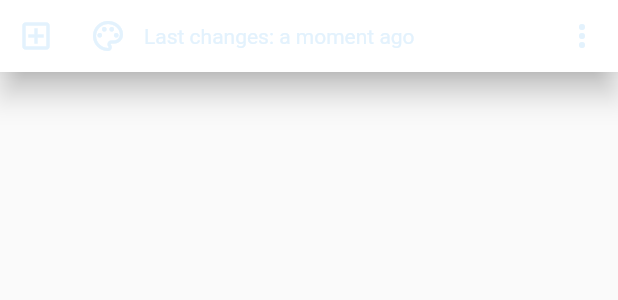
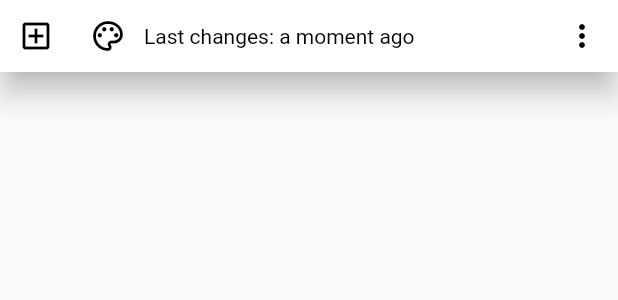
Before and after one commit to DenisManuch/notes_app, a Flutter app: the BottomNavigationBarWidget widget shown alone on an empty page, opened directly, on a phone screen of 412 x 824 dp. Shown: the top 300 px of the screen. Run offline on Flutter 3.47's test engine with Material 2 defaults, Android fonts, the phone set to English and light mode, and no system bars; our stand-ins replace auto_size_text, supabase_flutter, timeago; missing offline and left inert: help_ukraine_widget; accounts and stored records are empty; network calls fail.

Commit message:
corrected colorScheme

```diff
--- a/lib/core/provider/task_provider.dart
+++ b/lib/core/provider/task_provider.dart
@@ -149,11 +149,11 @@ class TaskProvider extends ChangeNotifier {
     return loadingIndicator
         ? AutoSizeText(
             'Loading...',
-            style: TextStyle(color: Theme.of(context).secondaryHeaderColor),
+            style: TextStyle(color: Theme.of(context).colorScheme.secondary),
           )
         : AutoSizeText(
             'Note App',
-            style: TextStyle(color: Theme.of(context).secondaryHeaderColor),
+            style: TextStyle(color: Theme.of(context).colorScheme.secondary),
           );
   }
 
--- a/lib/ui/screens/home_screen.dart
+++ b/lib/ui/screens/home_screen.dart
@@ -85,8 +85,9 @@ class _HomeScreenState extends State<HomeScreen> {
       backgroundColor: Theme.of(context).colorScheme.background,
       drawer: const DrawerWidget(),
       appBar: AppBar(
-        iconTheme: IconThemeData(color: Theme.of(context).secondaryHeaderColor),
-        backgroundColor: Theme.of(context).primaryColor,
+        iconTheme:
+            IconThemeData(color: Theme.of(context).colorScheme.secondary),
+        backgroundColor: Theme.of(context).colorScheme.primary,
         title:
             Provider.of<TaskProvider>(context).loadingIndicatorState(context),
         actions: [
--- a/lib/ui/widgets/bottom_navigation_bar_widget.dart
+++ b/lib/ui/widgets/bottom_navigation_bar_widget.dart
@@ -88,7 +88,7 @@ class BottomNavigationBarWidget extends StatelessWidget {
         //mainAxisAlignment: MainAxisAlignment.spaceBetween,
         children: [
           IconButton(
-            color: Theme.of(context).secondaryHeaderColor,
+            color: Theme.of(context).colorScheme.secondary,
             onPressed: () {
               _addNewTask();
               // _inputDialog(context);
@@ -96,7 +96,7 @@ class BottomNavigationBarWidget extends StatelessWidget {
             icon: const Icon(Icons.add_box_outlined),
           ),
           IconButton(
-            color: Theme.of(context).secondaryHeaderColor,
+            color: Theme.of(context).colorScheme.secondary,
             onPressed: () {
               showModalBottomSheet<void>(
                 context: context,
@@ -122,11 +122,11 @@ class BottomNavigationBarWidget extends StatelessWidget {
           Expanded(
             child: Text(
               '''Last changes: ${timeago.format(provider(context).noteInfo.modifyTime)}''',
-              style: TextStyle(color: Theme.of(context).secondaryHeaderColor),
+              style: TextStyle(color: Theme.of(context).colorScheme.secondary),
             ),
           ),
           IconButton(
-            color: Theme.of(context).secondaryHeaderColor,
+            color: Theme.of(context).colorScheme.secondary,
             onPressed: () {
               showModalBottomSheet<void>(
                 backgroundColor: colorPallete[
@@ -153,7 +153,7 @@ class BottomNavigationBarWidget extends StatelessWidget {
                                 ),
                                 Icon(
                                   Icons.note_alt_outlined,
-                                  color: Theme.of(context).secondaryHeaderColor,
+                                  color: Theme.of(context).colorScheme.secondary,
                                 ),
                                 const SizedBox(
                                   width: 30,
@@ -162,7 +162,7 @@ class BottomNavigationBarWidget extends StatelessWidget {
                                   'Edit note',
                                   style: TextStyle(
                                     color:
-                                        Theme.of(context).secondaryHeaderColor,
+                                        Theme.of(context).colorScheme.secondary,
                                   ),
                                 )
                               ],
@@ -183,7 +183,7 @@ class BottomNavigationBarWidget extends StatelessWidget {
                                 Icon(
                                   Icons.photo_outlined,
                                   color: Theme.of(context)
-                                      .secondaryHeaderColor
+                                      .colorScheme.secondary
                                       .withOpacity(opacityK),
                                 ),
                                 const SizedBox(
@@ -193,7 +193,7 @@ class BottomNavigationBarWidget extends StatelessWidget {
                                   'Add image',
                                   style: TextStyle(
                                     color: Theme.of(context)
-                                        .secondaryHeaderColor
+                                        .colorScheme.secondary
                                         .withOpacity(opacityK),
                                   ),
                                 ),
@@ -215,7 +215,7 @@ class BottomNavigationBarWidget extends StatelessWidget {
                                 ),
                                 Icon(
                                   Icons.delete,
-                                  color: Theme.of(context).secondaryHeaderColor,
+                                  color: Theme.of(context).colorScheme.secondary,
                                 ),
                                 const SizedBox(
                                   width: 30,
@@ -224,7 +224,7 @@ class BottomNavigationBarWidget extends StatelessWidget {
                                   'Delete note',
                                   style: TextStyle(
                                     color:
-                                        Theme.of(context).secondaryHeaderColor,
+                                        Theme.of(context).colorScheme.secondary,
                                   ),
                                 ),
                               ],
--- a/lib/ui/widgets/check_box_widget.dart
+++ b/lib/ui/widgets/check_box_widget.dart
@@ -48,7 +48,7 @@ class _CheckBoxState extends State<CheckBoxWidget> {
                 value: Provider.of<TaskProvider>(context)
                     .getTaskListProvider[index]
                     .check,
-                checkColor: Theme.of(context).secondaryHeaderColor,
+                checkColor: Theme.of(context).colorScheme.secondary,
                 activeColor: colorPallete[
                     Provider.of<TaskProvider>(context).noteInfo.colorNote],
                 onChanged: (bool? value) {
@@ -84,9 +84,9 @@ class _CheckBoxState extends State<CheckBoxWidget> {
                             .getTaskListProvider[index]
                             .check
                         ? Theme.of(context)
-                            .secondaryHeaderColor
+                            .colorScheme.secondary
                             .withOpacity(opacityK)
-                        : Theme.of(context).secondaryHeaderColor,
+                        : Theme.of(context).colorScheme.secondary,
                   ),
                   minLines: 1,
                   maxLines: maxLinesDescriptionK,
```
Also changed, not shown: .github/workflows/flutter.yaml.
